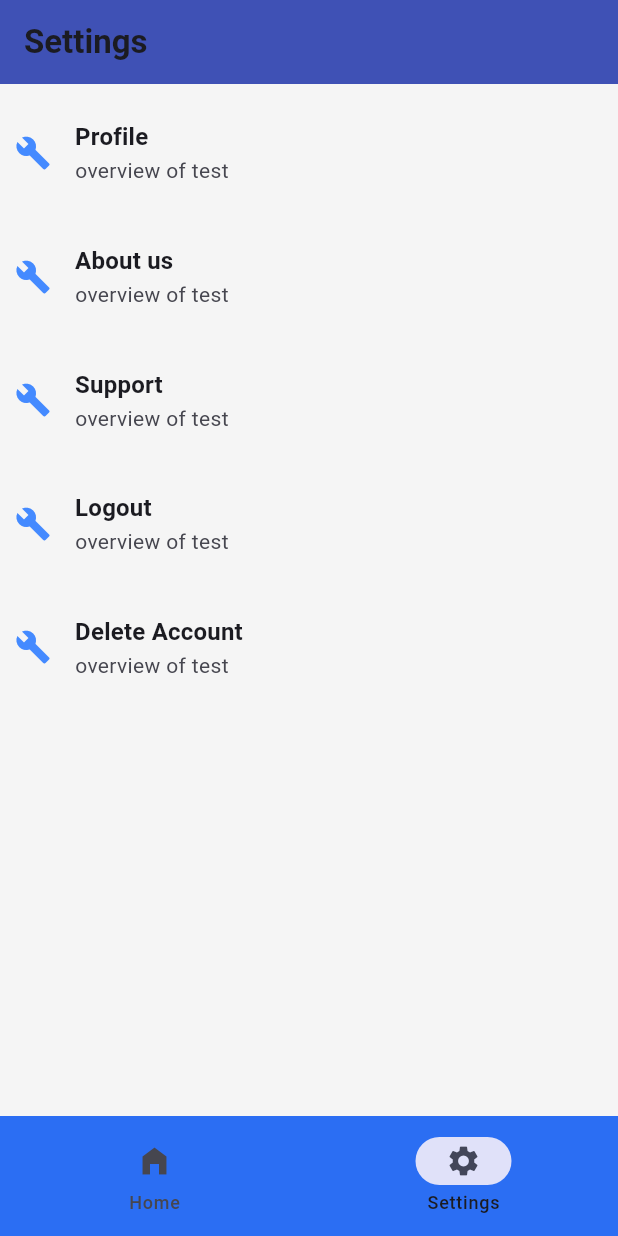
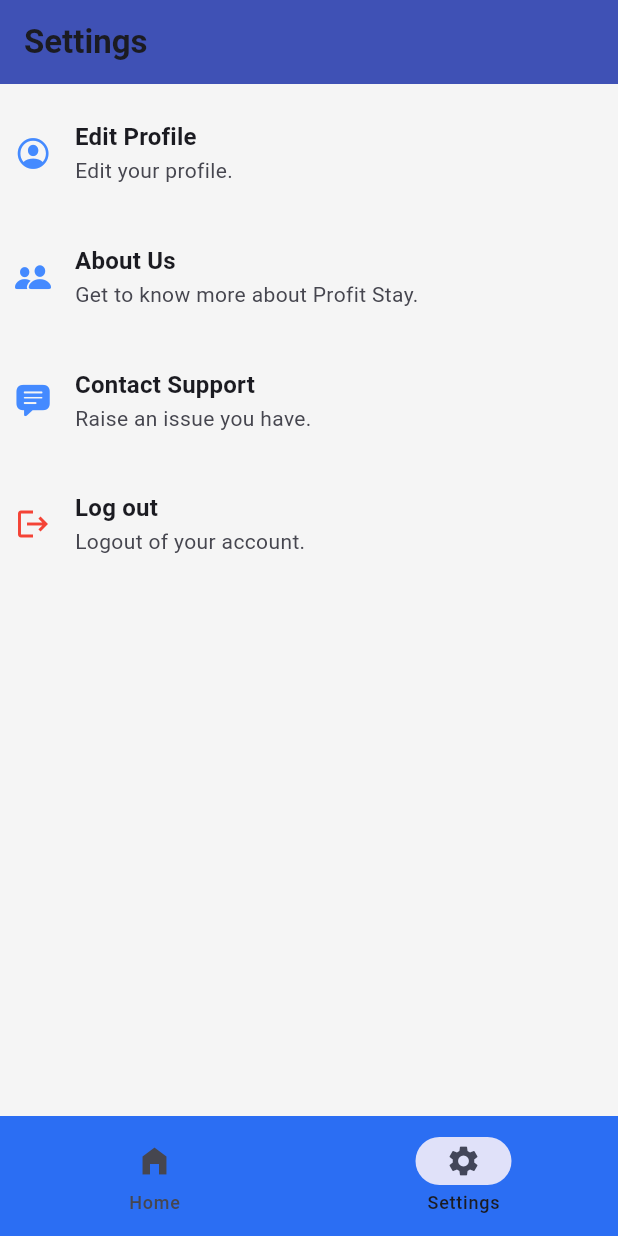
Before and after one commit to josephwatunu123/rental-finance-tracker, a Flutter app: the screen it shows after launch, item 2 of the bottom bar chosen, on a phone screen of 412 x 824 dp. Run offline on Flutter 3.47's test engine with Material 3 defaults, Android fonts, the phone set to English and light mode, and no system bars; our stand-ins replace flutter_riverpod.

Commit message:
Update settings page

```diff
--- a/lib/features/settings/settings.dart
+++ b/lib/features/settings/settings.dart
@@ -20,6 +20,7 @@ class _SettingsPageState extends State<SettingsPage> {
       'Delete Account'
     ];
     final size = MediaQuery.of(context).size;
+    double settingsCardHeight = size.height * 0.1;
     return Scaffold(
       appBar: AppBar(
         title:  Text('Settings',style:theme.textTheme.titleLarge?.copyWith(fontWeight: FontWeight.bold) ,),
@@ -28,16 +29,37 @@ class _SettingsPageState extends State<SettingsPage> {
         child: Column(
           mainAxisAlignment: MainAxisAlignment.center,
           crossAxisAlignment: CrossAxisAlignment.center,
-          children:List.generate(
-              settings.length, (index){
-            return settingsCard(
+          children:[
+            settingsCard(
                 theme: theme,
-                title: settings[index],
-                icon: Icons.build,
-                subtitle: 'overview of test',
-                height: size.height * 0.1
-            );
-          })
+                title: 'Edit Profile',
+                icon: CupertinoIcons.profile_circled,
+                subtitle: 'Edit your profile.',
+                height: settingsCardHeight
+            ),
+            settingsCard(
+                theme: theme,
+                title: 'About Us',
+                icon: CupertinoIcons.person_2_fill,
+                subtitle: 'Get to know more about Profit Stay.',
+                height: settingsCardHeight
+            ),
+            settingsCard(
+                theme: theme,
+                title: 'Contact Support',
+                icon: CupertinoIcons.text_bubble_fill,
+                subtitle: 'Raise an issue you have.',
+                height: settingsCardHeight
+            ),
+            settingsCard(
+                theme: theme,
+                title: 'Log out',
+                icon: Icons.logout,
+                iconColor: Colors.red,
+                subtitle: 'Logout of your account.',
+                height: settingsCardHeight
+            ),
+          ]
         ),
       ),
 
```
